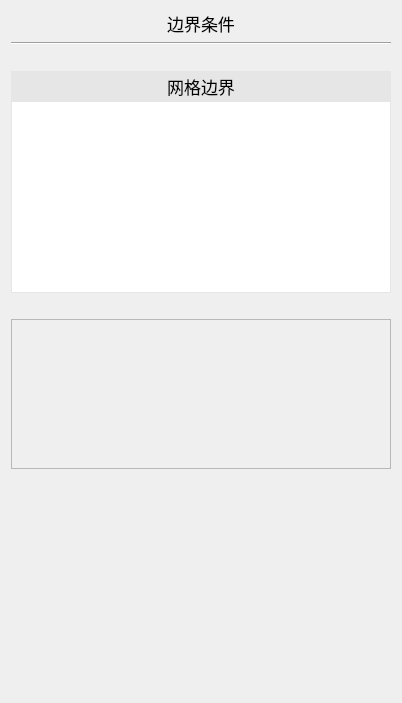
Above: src/FormBoundaryConditions.ui from Aiopr-bits/MAVES before the change. Below: the same form after it.
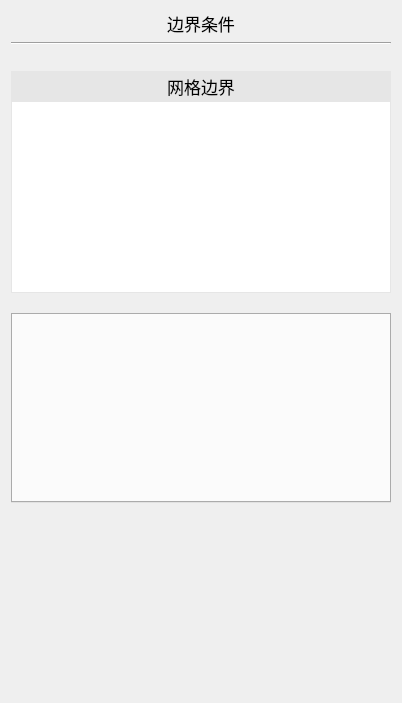
That is the form after the change.

What changed in the file:
```diff
--- a/src/FormBoundaryConditions.ui
+++ b/src/FormBoundaryConditions.ui
@@ -142,82 +142,18 @@
          </property>
         </spacer>
        </item>
-      </layout>
-     </item>
      <item>
-      <widget class="QScrollArea" name="scrollArea_2">
-       <property name="minimumSize">
-        <size>
-         <width>0</width>
-         <height>150</height>
-        </size>
-       </property>
-       <property name="maximumSize">
-        <size>
-         <width>16777215</width>
-         <height>150</height>
-        </size>
-       </property>
+        <widget class="QTabWidget" name="tabWidget">
        <property name="styleSheet">
-        <string notr="true">QScrollArea QScrollBar:vertical {
-    border: none; /* 无边框 */
-    background: white;
-    width: 12px;
-    margin: 0px 0px 0px 0px;
-}
-
-QScrollArea QScrollBar::handle:vertical {
-    background: #bfbfbf;
-    min-height: 20px;
-    border-radius: 5px;
-}
-
-QScrollArea QScrollBar::add-line:vertical {
-    background: white;
-    height: 0px;
-    subcontrol-position: bottom;
-    subcontrol-origin: margin;
-}
-
-QScrollArea QScrollBar::sub-line:vertical {
-    background: white;
-    height: 0px;
-    subcontrol-position: top;
-    subcontrol-origin: margin;
-}
-
-QScrollArea QScrollBar::up-arrow:vertical,
-QScrollArea QScrollBar::down-arrow:vertical {
-    border: none;
-    width: 0px;
-    height: 0px;
-    background: none;
-}
-
-QScrollArea QScrollBar::add-page:vertical,
-QScrollArea QScrollBar::sub-page:vertical {
-    background: none;
-}
-
-</string>
-       </property>
-       <property name="widgetResizable">
-        <bool>true</bool>
-       </property>
-       <widget class="QWidget" name="scrollAreaWidgetContents">
-        <property name="geometry">
-         <rect>
-          <x>0</x>
-          <y>0</y>
-          <width>380</width>
-          <height>148</height>
-         </rect>
-        </property>
-       </widget>
+          <string notr="true"/>
+         </property>
+         <property name="currentIndex">
+          <number>-1</number>
+         </property>
       </widget>
      </item>
      <item>
-      <spacer name="verticalSpacer_5">
+        <spacer name="verticalSpacer_3">
        <property name="orientation">
         <enum>Qt::Vertical</enum>
        </property>
@@ -228,6 +164,8 @@
         </size>
        </property>
       </spacer>
+       </item>
+      </layout>
      </item>
     </layout>
    </item>
```
Lines whose indentation alone changed are shown as unchanged.
